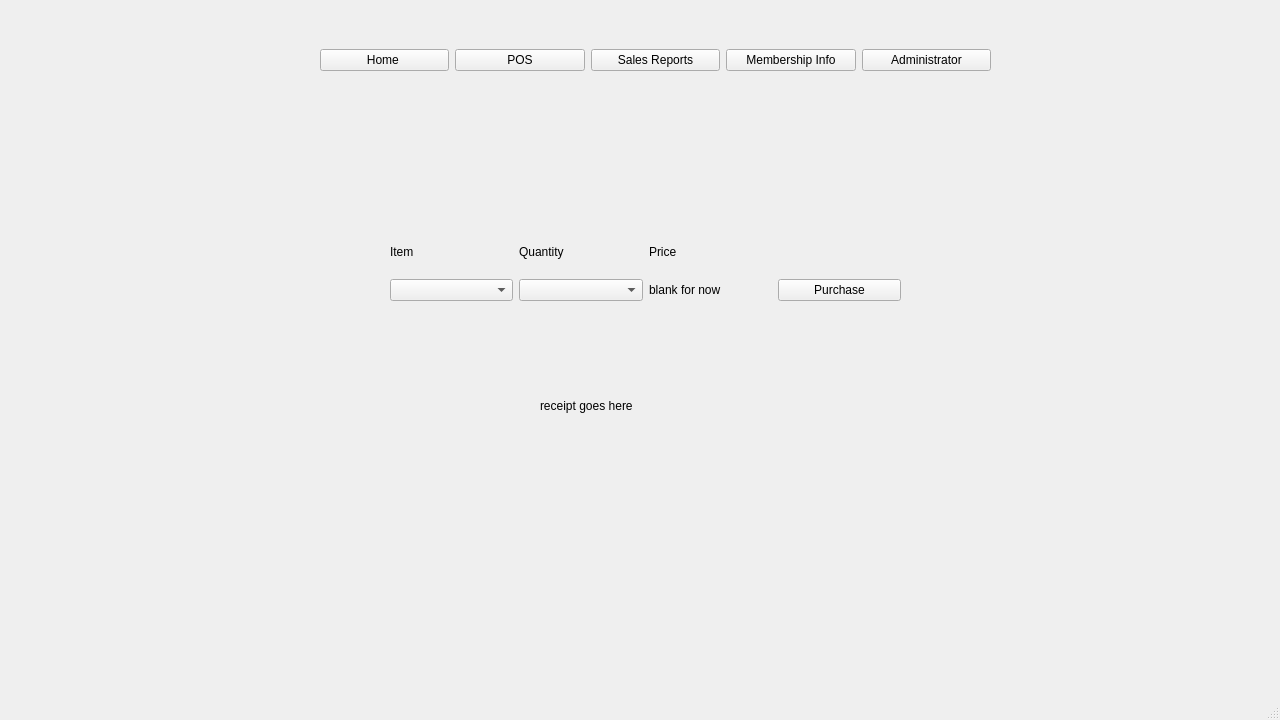
Qt form mainwindow.ui (Big-Dogs/Bulk-Club-Project) before a commit.
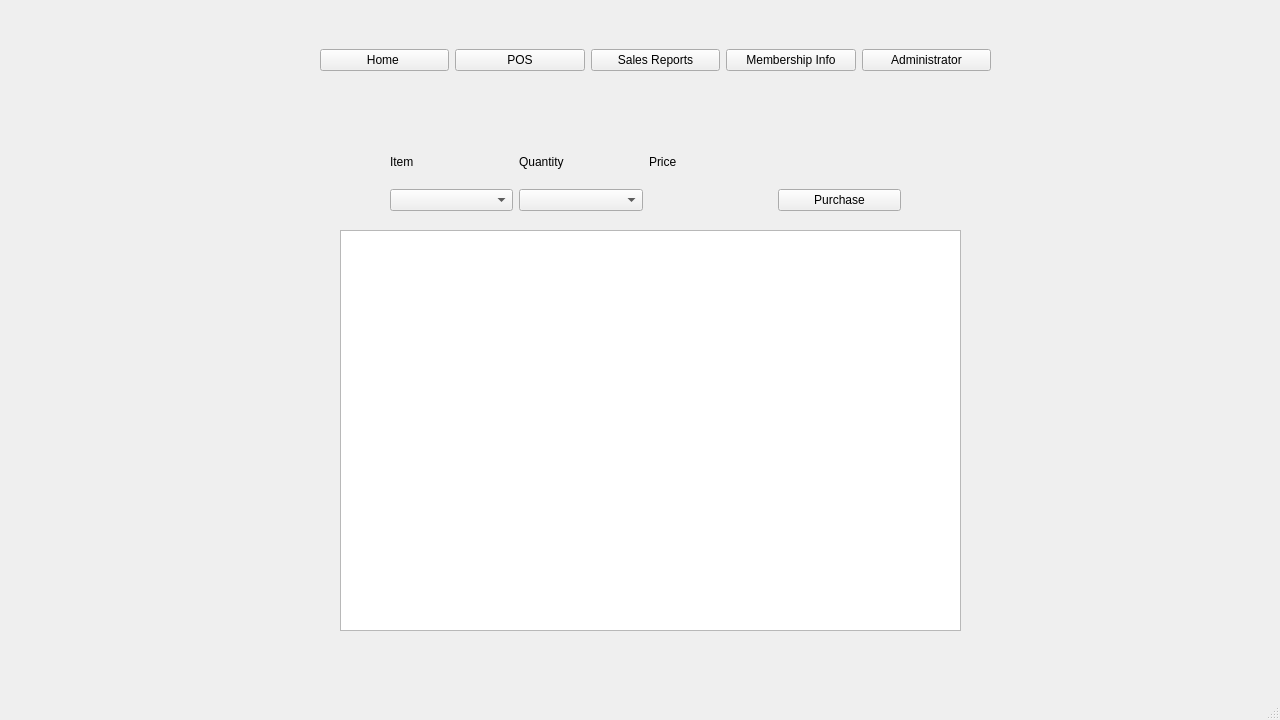
The same form after that commit. The open tabs and pages were chosen to show the change.

Commit message:
displays purchases
table with receipt

```diff
--- a/mainwindow.ui
+++ b/mainwindow.ui
@@ -182,7 +182,7 @@
       <property name="geometry">
        <rect>
         <x>390</x>
-        <y>110</y>
+        <y>20</y>
         <width>511</width>
         <height>71</height>
        </rect>
@@ -218,7 +218,7 @@
        <item row="1" column="2">
         <widget class="QLabel" name="label_pos_price">
          <property name="text">
-          <string>blank for now</string>
+          <string/>
          </property>
         </widget>
        </item>
@@ -231,18 +231,15 @@
        </item>
       </layout>
      </widget>
-     <widget class="QLabel" name="label_pos_receipt">
+     <widget class="QTableWidget" name="tableWidget_pos_receipts">
       <property name="geometry">
        <rect>
-        <x>540</x>
-        <y>230</y>
-        <width>331</width>
-        <height>111</height>
+        <x>340</x>
+        <y>110</y>
+        <width>621</width>
+        <height>401</height>
        </rect>
       </property>
-      <property name="text">
-       <string>receipt goes here </string>
-      </property>
      </widget>
     </widget>
     <widget class="QWidget" name="page_sales">
```
Left out of the diff: 2 changed lines with no effect on the pictures. The commit also changes 2 other files.
